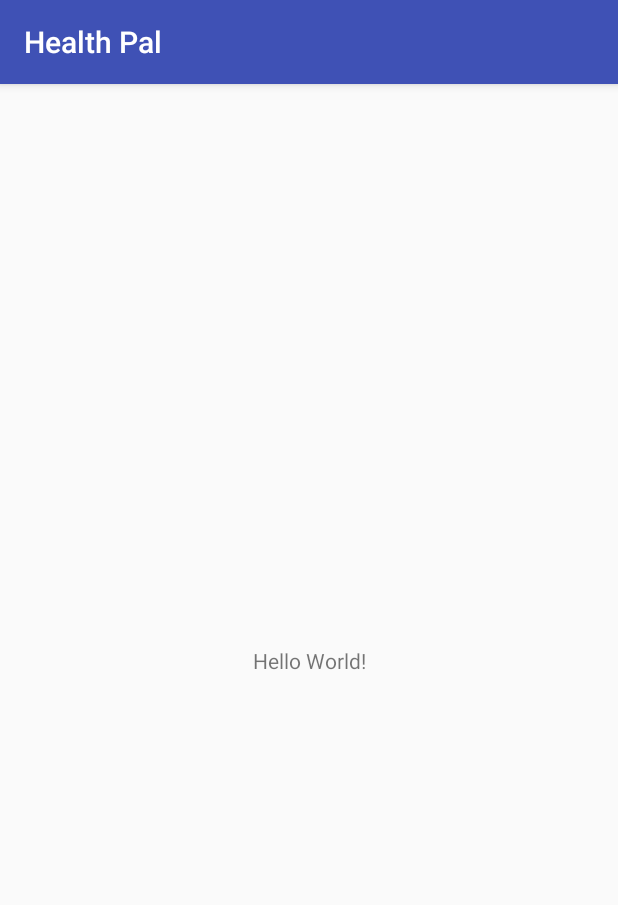
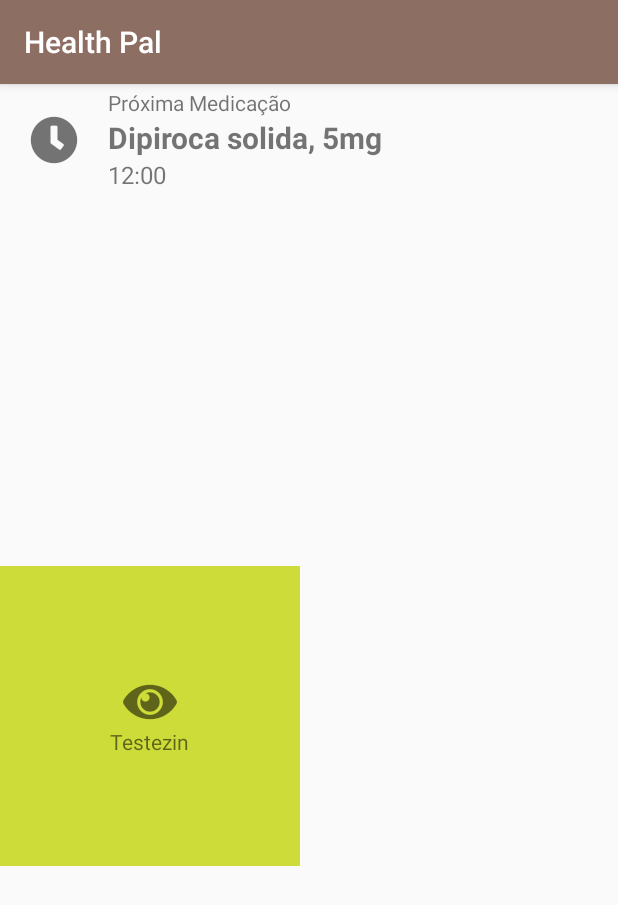
Before and after one commit to Kasama/HealthPal, an Android app: the screen it shows after launch (MainActivity), on a phone screen of 412 x 824 dp. Shown: the top 905 px of the screen. Run offline under Robolectric (Android 15) with nearby library versions, the phone set to English and light mode, and no system bars.

Commit message:
Added view components

```diff
--- a/app/build.gradle
+++ b/app/build.gradle
@@ -16,6 +16,10 @@ android {
             proguardFiles getDefaultProguardFile('proguard-android.txt'), 'proguard-rules.pro'
         }
     }
+    compileOptions {
+        targetCompatibility 1.8
+        sourceCompatibility 1.8
+    }
 }
 
 dependencies {
--- a/app/src/main/java/br/usp/icmc/healthpal/healthpal/MainActivity.java
+++ b/app/src/main/java/br/usp/icmc/healthpal/healthpal/MainActivity.java
@@ -2,6 +2,7 @@ package br.usp.icmc.healthpal.healthpal;
 
 import android.support.v7.app.AppCompatActivity;
 import android.os.Bundle;
+import android.util.Log;
 
 public class MainActivity extends AppCompatActivity {
 
--- /dev/null
+++ b/app/src/main/java/br/usp/icmc/healthpal/healthpal/components/DashboardCard.java
@@ -0,0 +1,68 @@
+package br.usp.icmc.healthpal.healthpal.components;
+
+import android.annotation.SuppressLint;
+import android.content.Context;
+import android.content.res.TypedArray;
+import android.support.constraint.ConstraintLayout;
+import android.util.AttributeSet;
+import android.view.LayoutInflater;
+import android.widget.LinearLayout;
+import android.widget.TextView;
+
+import br.usp.icmc.healthpal.healthpal.R;
+
+public class DashboardCard extends ConstraintLayout {
+    Context context;
+    public DashboardCard(Context context) {
+        this(context, null);
+    }
+
+    @SuppressLint("ResourceAsColor")
+    public DashboardCard(Context context, AttributeSet attrs) {
+        super(context, attrs);
+        this.context = context;
+
+        String iconText, labelText;
+        int bgColor;
+        TypedArray a = context.obtainStyledAttributes(
+                attrs,
+                R.styleable.DashboardCard,
+                0,
+                0
+        );
+        iconText = a.getString(R.styleable.DashboardCard_iconText);
+        labelText = a.getString(R.styleable.DashboardCard_labelText);
+        bgColor = a.getColor(R.styleable.DashboardCard_bgColor, R.color.colorAccent);
+        a.recycle();
+
+        LayoutInflater inflater =
+                (LayoutInflater) context.getSystemService(Context.LAYOUT_INFLATER_SERVICE);
+        if (inflater != null) {
+            inflater.inflate(R.layout.dashboard_card, this, true);
+        }
+
+        LinearLayout layout = this.findViewById(R.id.dashboard_card_layout);
+        IconTextView icon = this.findViewById(R.id.dashboard_card_icon);
+        TextView label = this.findViewById(R.id.dashboard_card_text);
+
+        layout.setBackgroundColor(bgColor);
+        icon.setText(iconText);
+        label.setText(labelText);
+
+    }
+
+    @Override
+    protected void onMeasure(int widthMeasureSpec, int heightMeasureSpec) {
+        super.onMeasure(widthMeasureSpec, heightMeasureSpec);
+        int width = getMeasuredWidth();
+        int height = getMeasuredHeight();
+        int squareLen = width;
+        if (height > width) {
+            squareLen = height;
+        }
+        setMeasuredDimension(
+                MeasureSpec.makeMeasureSpec(squareLen, MeasureSpec.EXACTLY),
+                MeasureSpec.makeMeasureSpec(squareLen, MeasureSpec.EXACTLY)
+        );
+    }
+}
--- /dev/null
+++ b/app/src/main/java/br/usp/icmc/healthpal/healthpal/components/IconTextView.java
@@ -0,0 +1,31 @@
+package br.usp.icmc.healthpal.healthpal.components;
+
+import android.content.Context;
+import android.graphics.Typeface;
+import android.util.AttributeSet;
+import android.view.Gravity;
+
+public class IconTextView extends android.support.v7.widget.AppCompatTextView {
+    private Context context;
+
+    public IconTextView(Context context) {
+        super(context);
+        this.context = context;
+        createView();
+    }
+
+    public IconTextView(Context context, AttributeSet attrs) {
+        super(context, attrs);
+        this.context = context;
+        createView();
+    }
+
+    private void createView(){
+        Typeface fontAwesome = Typeface.createFromAsset(
+                getContext().getAssets(),
+                "fonts/fa-solid-900.ttf"
+        );
+        setGravity(Gravity.CENTER);
+        setTypeface(fontAwesome);
+    }
+}
--- a/app/src/main/res/layout/activity_main.xml
+++ b/app/src/main/res/layout/activity_main.xml
@@ -7,13 +7,65 @@
     android:layout_height="match_parent"
     tools:context=".MainActivity">
 
-    <TextView
+    <LinearLayout
+        android:id="@+id/layout_dashboard_next"
         android:layout_width="wrap_content"
         android:layout_height="wrap_content"
-        android:text="Hello World!"
+        android:orientation="horizontal"
+        android:textSize="20sp"
+        app:layout_constraintTop_toTopOf="parent"
+    >
+        <br.usp.icmc.healthpal.healthpal.components.IconTextView
+            android:id="@+id/fa_clock"
+            android:layout_width="wrap_content"
+            android:layout_height="wrap_content"
+            android:text="@string/fa_clock"
+            android:layout_gravity="center_vertical"
+            android:layout_margin="20sp"
+            android:textSize="32sp"
+        />
+        <LinearLayout
+            android:id="@+id/layout_dashboard_next_text"
+            android:layout_width="wrap_content"
+            android:layout_height="wrap_content"
+            android:layout_gravity="center_vertical"
+            android:orientation="vertical"
+            android:textSize="20sp"
+        >
+            <TextView
+                android:id="@+id/tv_dashboard_next_title"
+                android:layout_width="wrap_content"
+                android:layout_height="wrap_content"
+                android:text="Próxima Medicação"
+            />
+            <TextView
+                android:id="@+id/tv_next_medicine"
+                android:layout_width="wrap_content"
+                android:layout_height="wrap_content"
+                android:textStyle="bold"
+                android:textSize="20sp"
+                android:text="Dipiroca solida, 5mg"
+            />
+            <TextView
+                android:id="@+id/tv_next_medicine_time"
+                android:layout_width="wrap_content"
+                android:layout_height="wrap_content"
+                android:textSize="16sp"
+                android:text="12:00"
+            />
+        </LinearLayout>
+    </LinearLayout>
+
+    <br.usp.icmc.healthpal.healthpal.components.DashboardCard
+        android:layout_width="200dp"
+        android:layout_height="200dp"
+        app:bgColor="@color/colorAccent"
+        app:iconText="@string/fa_eye"
+        app:labelText="Testezin"
+        app:layout_constraintTop_toBottomOf="@id/layout_dashboard_next"
         app:layout_constraintBottom_toBottomOf="parent"
-        app:layout_constraintLeft_toLeftOf="parent"
-        app:layout_constraintRight_toRightOf="parent"
-        app:layout_constraintTop_toTopOf="parent" />
+    />
+
+
 
 </android.support.constraint.ConstraintLayout>
--- /dev/null
+++ b/app/src/main/res/layout/dashboard_card.xml
@@ -0,0 +1,24 @@
+<?xml version="1.0" encoding="utf-8"?>
+<LinearLayout
+    xmlns:android="http://schemas.android.com/apk/res/android"
+    android:layout_width="match_parent"
+    android:layout_height="match_parent"
+    android:gravity="center"
+    android:orientation="vertical"
+    android:id="@+id/dashboard_card_layout"
+    >
+
+    <br.usp.icmc.healthpal.healthpal.components.IconTextView
+        android:id="@+id/dashboard_card_icon"
+        android:layout_width="wrap_content"
+        android:layout_height="wrap_content"
+        android:text="@string/fa_eye"
+        android:textSize="32sp"
+        />
+    <TextView
+        android:id="@+id/dashboard_card_text"
+        android:layout_width="wrap_content"
+        android:layout_height="wrap_content"
+        android:text=""
+        />
+</LinearLayout>
--- /dev/null
+++ b/app/src/main/res/values/attrs.xml
@@ -0,0 +1,8 @@
+<?xml version="1.0" encoding="utf-8"?>
+<resources>
+    <declare-styleable name="DashboardCard">
+        <attr name="iconText" format="string" localizatoin="suggested" />
+        <attr name="labelText" format="string" localizatoin="suggested" />
+        <attr name="bgColor" format="color" />
+    </declare-styleable>
+</resources>
--- a/app/src/main/res/values/colors.xml
+++ b/app/src/main/res/values/colors.xml
@@ -1,6 +1,6 @@
 <?xml version="1.0" encoding="utf-8"?>
 <resources>
-    <color name="colorPrimary">#3F51B5</color>
-    <color name="colorPrimaryDark">#303F9F</color>
-    <color name="colorAccent">#FF4081</color>
+    <color name="colorPrimary">#8D6E63</color>
+    <color name="colorPrimaryDark">#6D4C41</color>
+    <color name="colorAccent">#CDDC39</color>
 </resources>
--- /dev/null
+++ b/app/src/main/res/values/fa_icons.xml
@@ -0,0 +1,12 @@
+<?xml version="1.0" encoding="utf-8"?>
+<resources>
+    <string name="fa_briefcase_medical">&#xf469;</string>
+    <string name="fa_capsules">&#xf46b;</string>
+    <string name="fa_clock">&#xf017;</string>
+    <string name="fa_eye">&#xf06e;</string>
+    <string name="fa_file_medical">&#xf477;</string>
+    <string name="fa_notes_medical">&#xf481;</string>
+    <string name="fa_pills">&#xf484;</string>
+    <string name="fa_tablets">&#xf490;</string>
+    <string name="fa_user_md">&#xf0f0;</string>
+</resources>
```
Also changed, not shown: app/src/main/assets/fonts/fa-brands-400.ttf (added), app/src/main/assets/fonts/fa-regular-400.ttf (added), app/src/main/assets/fonts/fa-solid-900.ttf (added).
